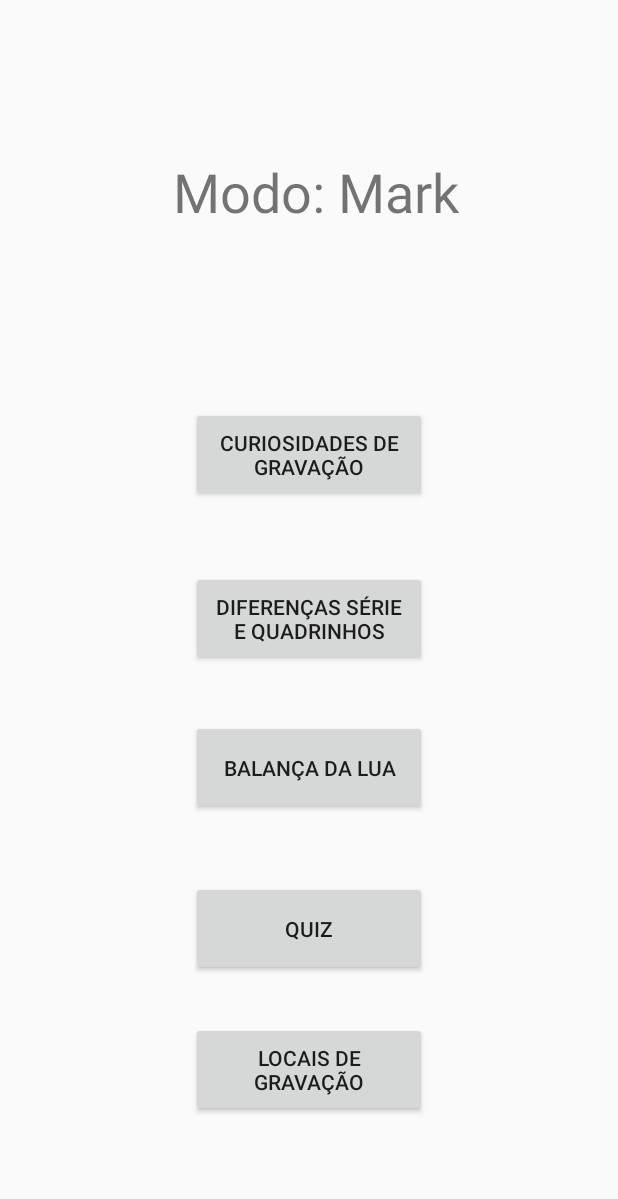
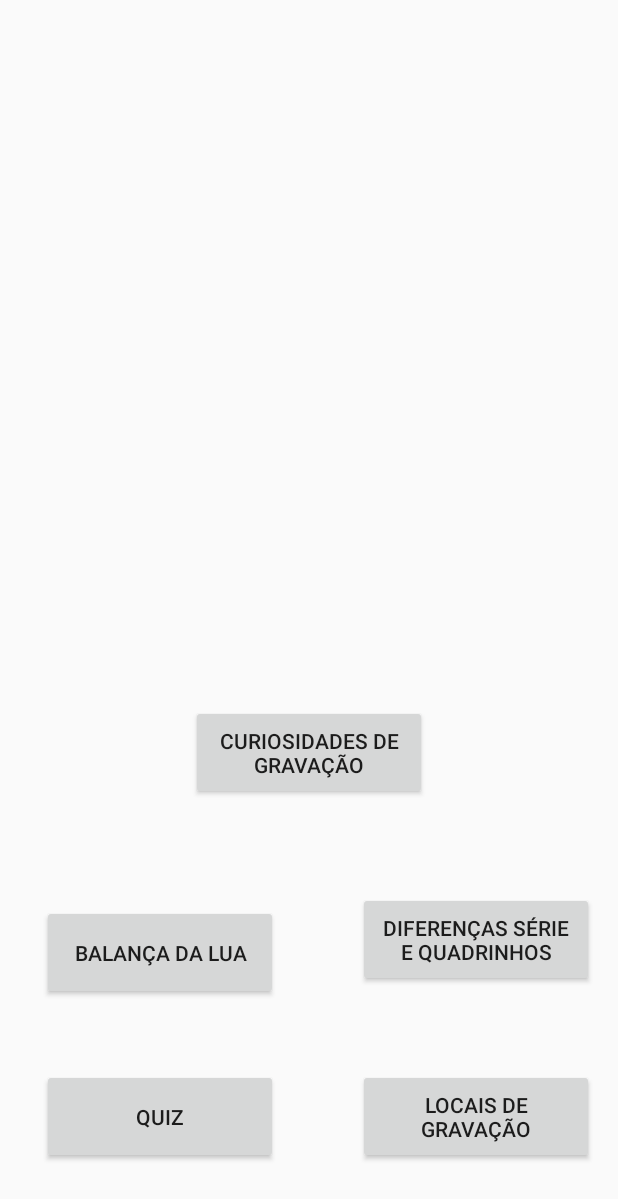
Before and after one commit to LucasRabaquim/Aplicacao_Java_Cavaleiro_da_Lua, an Android app: the menu_Activity screen opened directly, with no data from a screen before it, on a phone screen of 412 x 824 dp. Shown: the top 1199 px of the screen. Run offline under Robolectric (Android 15) with nearby library versions, the phone set to English and light mode, and no system bars.

Commit message:
Pequenissímas melhorias de design

```diff
--- a/app/src/main/java/com/example/cavaleiro_da_lua/mapa_activity.java
+++ b/app/src/main/java/com/example/cavaleiro_da_lua/mapa_activity.java
@@ -72,8 +72,7 @@ public class mapa_activity extends AppCompatActivity{
     public void localEscolhido(double[] local, String titulo){
         double latitude = localizacao_classe.latitude;
         double longitude = localizacao_classe.longitude;
-        double distancia = Math.sqrt(Math.pow(latitude -(local[0]),2) + Math.pow(longitude -(local[1]),2))* 111139/1000;
-        distancia = Math.round(distancia);
+        double distancia = Math.round(Math.sqrt(Math.pow(latitude -(local[0]),2) + Math.pow(longitude -(local[1]),2))* 111139/1000);
         String texto = "A distância é de:\n" + Double.toString(distancia) + " Km";
         view_distancia.setText(texto);
         view_local.setText(titulo);
--- a/app/src/main/res/layout/activity_main.xml
+++ b/app/src/main/res/layout/activity_main.xml
@@ -64,6 +64,6 @@
         app:layout_constraintStart_toStartOf="parent"
         app:layout_constraintTop_toTopOf="parent"
         app:layout_constraintVertical_bias="0.482"
-        app:srcCompat="@drawable/entrar" />
+        app:srcCompat="@drawable/telaentrar" />
 
 </androidx.constraintlayout.widget.ConstraintLayout>
--- a/app/src/main/res/layout/activity_menu.xml
+++ b/app/src/main/res/layout/activity_menu.xml
@@ -19,7 +19,7 @@
         app:layout_constraintEnd_toEndOf="parent"
         app:layout_constraintStart_toStartOf="parent"
         app:layout_constraintTop_toTopOf="parent"
-        app:layout_constraintVertical_bias="0.357" />
+        app:layout_constraintVertical_bias="0.618" />
 
     <Button
         android:id="@+id/button8"
@@ -31,9 +31,10 @@
         app:iconSize="50dp"
         app:layout_constraintBottom_toBottomOf="parent"
         app:layout_constraintEnd_toEndOf="parent"
+        app:layout_constraintHorizontal_bias="0.11"
         app:layout_constraintStart_toStartOf="parent"
         app:layout_constraintTop_toTopOf="parent"
-        app:layout_constraintVertical_bias="0.631" />
+        app:layout_constraintVertical_bias="0.793" />
 
     <Button
         android:id="@+id/button6"
@@ -45,8 +46,10 @@
         app:iconSize="50dp"
         app:layout_constraintBottom_toBottomOf="parent"
         app:layout_constraintEnd_toEndOf="parent"
+        app:layout_constraintHorizontal_bias="0.937"
         app:layout_constraintStart_toStartOf="parent"
-        app:layout_constraintTop_toTopOf="parent" />
+        app:layout_constraintTop_toTopOf="parent"
+        app:layout_constraintVertical_bias="0.782" />
 
     <Button
         android:id="@+id/btn_quiz"
@@ -58,9 +61,10 @@
         app:iconSize="50dp"
         app:layout_constraintBottom_toBottomOf="parent"
         app:layout_constraintEnd_toEndOf="parent"
+        app:layout_constraintHorizontal_bias="0.11"
         app:layout_constraintStart_toStartOf="parent"
         app:layout_constraintTop_toTopOf="parent"
-        app:layout_constraintVertical_bias="0.772" />
+        app:layout_constraintVertical_bias="0.937" />
 
     <Button
         android:id="@+id/btn_local"
@@ -72,22 +76,11 @@
         app:iconSize="50dp"
         app:layout_constraintBottom_toBottomOf="parent"
         app:layout_constraintEnd_toEndOf="parent"
+        app:layout_constraintHorizontal_bias="0.937"
         app:layout_constraintStart_toStartOf="parent"
         app:layout_constraintTop_toTopOf="parent"
-        app:layout_constraintVertical_bias="0.896" />
+        app:layout_constraintVertical_bias="0.937" />
 
-    <TextView
-        android:id="@+id/textView2"
-        android:layout_width="wrap_content"
-        android:layout_height="wrap_content"
-        android:text="@string/modo_app"
-        android:textSize="36sp"
-        app:layout_constraintBottom_toBottomOf="parent"
-        app:layout_constraintEnd_toEndOf="parent"
-        app:layout_constraintHorizontal_bias="0.522"
-        app:layout_constraintStart_toStartOf="parent"
-        app:layout_constraintTop_toTopOf="parent"
-        app:layout_constraintVertical_bias="0.133" />
 
 
 </androidx.constraintlayout.widget.ConstraintLayout>
--- a/app/src/main/res/values/strings.xml
+++ b/app/src/main/res/values/strings.xml
@@ -15,7 +15,7 @@
     <string name="msgbox_titulo">Ops</string>
     <string name="msgbox_texto">O seu dispositivo não tem o sensor necessário</string>
     <string name="msgbox_local_titulo">Escolha um local</string>
-    <string name="msgbox_local_texto">Seleciona um dos locais para compara a distância de onde você está</string>
+    <string name="msgbox_local_texto">Selecione um dos locais para compara a distância de onde você está</string>
     <string name="msgbox_quiz_titulo">Vai com calma</string>
     <string name="msgbox_quiz_texto">Selecione uma alternativa antes de avançar</string>
     <string name="txt_balanca">Teste sua inclinação viajante da noite</string>
```
Also changed, not shown: app/src/main/res/layout/activity_mapa.xml (+19 -12 lines), app/src/main/res/layout/activity_quiz.xml (+8 -8 lines), app/src/main/res/layout/activity_resultado_quiz.xml (+8 -8 lines), app/src/main/res/layout/activity_sensor.xml (+8 -8 lines), app/src/main/res/drawable/background_entrar.png, app/src/main/res/drawable/entrar.png (deleted).
